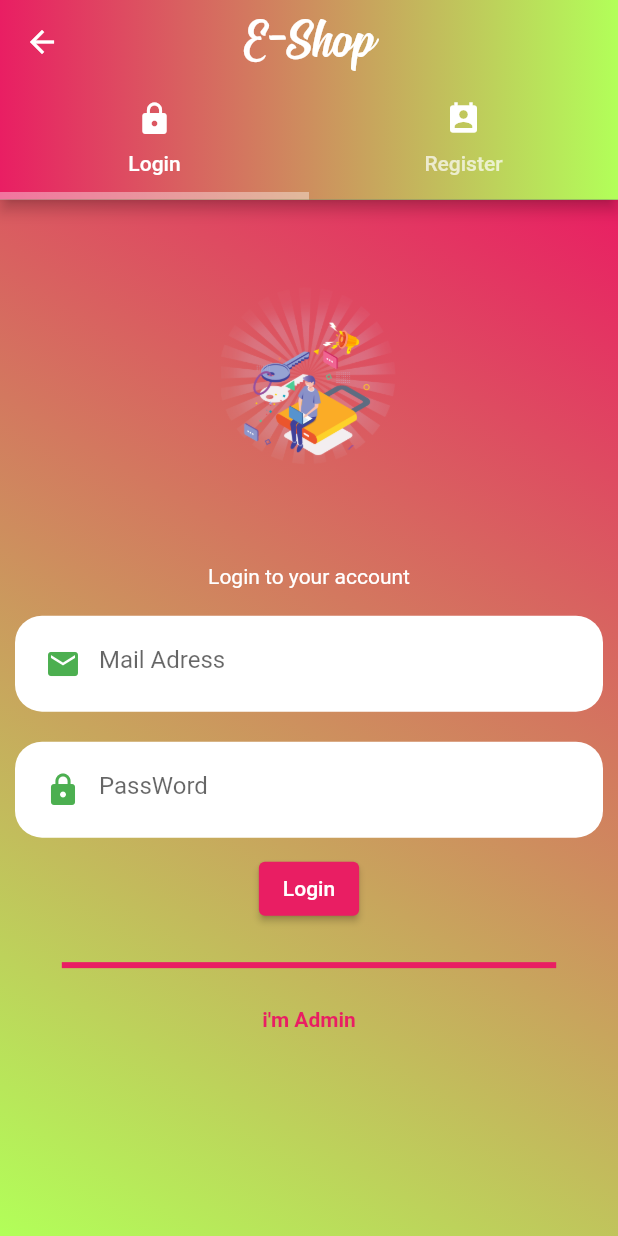
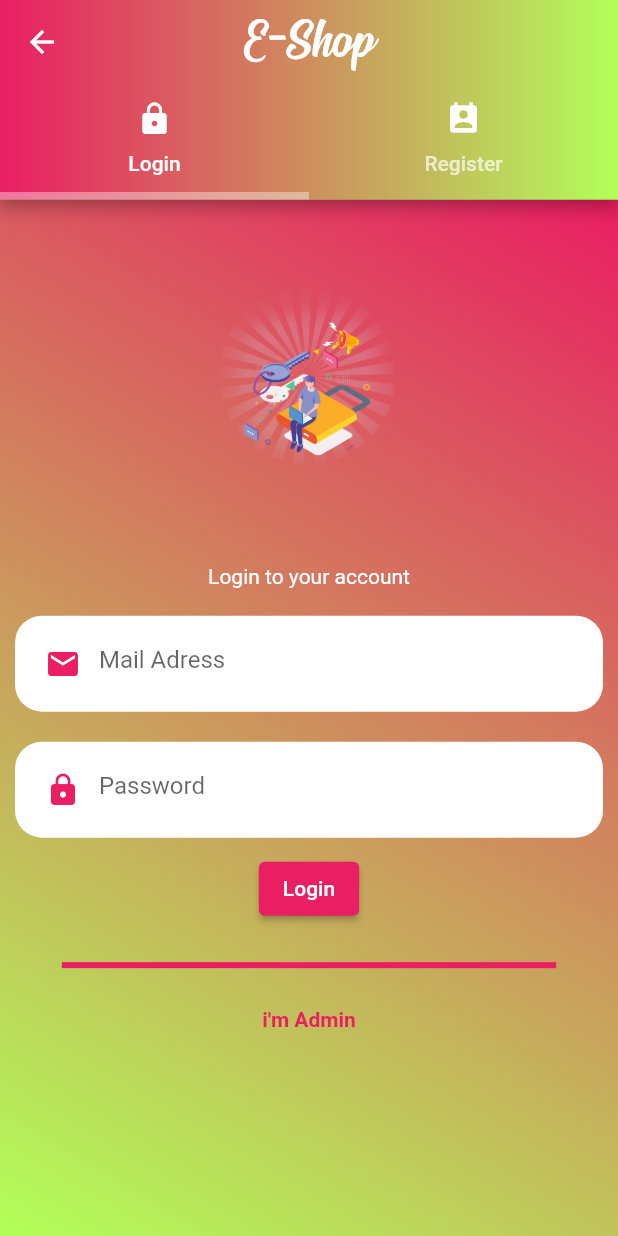
Before and after one commit to burahankrmz/E-Shop, a Flutter app: the screen it shows after launch, on a phone screen of 412 x 824 dp. Run offline on Flutter 3.47's test engine with Material 2 defaults, Android fonts, the phone set to English and light mode, and no system bars; our stand-ins replace cloud_firestore, firebase_auth, firebase_storage, fluttertoast, image_picker, shared_preferences; accounts and stored records are empty.

Commit message:
changed some color

```diff
--- a/lib/Authentication/login.dart
+++ b/lib/Authentication/login.dart
@@ -56,7 +56,7 @@ class _LoginState extends State<Login> {
                   CustomTextField(
                     controller: _passwordTextEditingController,
                     data: Icons.lock,
-                    hintText: 'PassWord',
+                    hintText: 'Password',
                     isObsecure: true,
                   ),
                   ElevatedButton(
--- a/lib/Authentication/register.dart
+++ b/lib/Authentication/register.dart
@@ -85,7 +85,7 @@ class _RegisterState extends State<Register> {
                   CustomTextField(
                     controller: _cPasswordTextEditingController,
                     data: Icons.lock,
-                    hintText: 'Confirm PassWord',
+                    hintText: 'Confirm Password',
                     isObsecure: true,
                   ),
                   ElevatedButton(
--- a/lib/Widgets/customTextField.dart
+++ b/lib/Widgets/customTextField.dart
@@ -29,7 +29,7 @@ class CustomTextField extends StatelessWidget {
           border: InputBorder.none,
           prefixIcon: Icon(
             data,
-            color: Theme.of(context).primaryColor,
+            color: Colors.pink,
           ),
           focusColor: Theme.of(context).primaryColor,
           hintText: hintText,
```
